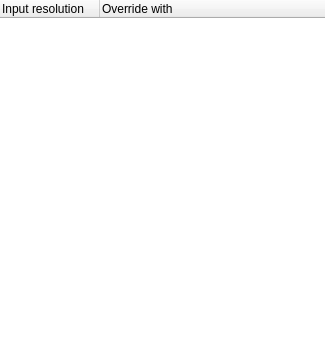
First picture: the form in src/display/qt/dialogs/ui/alias_dialog.ui, repository mrehkopf/vcs, before the edit.
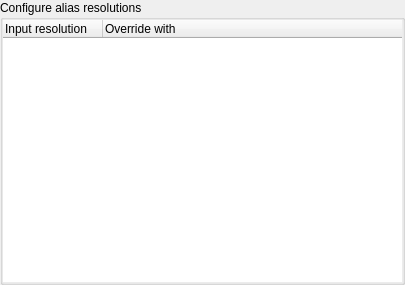
Second picture: the form after the edit.

Patch:
```diff
--- a/src/display/qt/dialogs/ui/alias_dialog.ui
+++ b/src/display/qt/dialogs/ui/alias_dialog.ui
@@ -6,8 +6,8 @@
    <rect>
     <x>0</x>
     <y>0</y>
-    <width>325</width>
-    <height>351</height>
+    <width>405</width>
+    <height>285</height>
    </rect>
   </property>
   <property name="sizePolicy">
@@ -16,27 +16,43 @@
     <verstretch>0</verstretch>
    </sizepolicy>
   </property>
-  <property name="windowTitle">
-   <string>VCS Aliases</string>
-  </property>
-  <layout class="QVBoxLayout" name="verticalLayout_2">
-   <property name="spacing">
-    <number>0</number>
-   </property>
-   <property name="leftMargin">
-    <number>0</number>
-   </property>
-   <property name="topMargin">
-    <number>0</number>
-   </property>
-   <property name="rightMargin">
-    <number>0</number>
-   </property>
-   <property name="bottomMargin">
-    <number>0</number>
-   </property>
-   <item>
     <layout class="QVBoxLayout" name="verticalLayout">
+   <property name="spacing">
+    <number>0</number>
+   </property>
+   <property name="leftMargin">
+    <number>0</number>
+   </property>
+   <property name="topMargin">
+    <number>0</number>
+   </property>
+   <property name="rightMargin">
+    <number>0</number>
+   </property>
+   <property name="bottomMargin">
+    <number>0</number>
+   </property>
+   <item>
+    <widget class="QGroupBox" name="groupBox">
+     <property name="title">
+      <string>Configure alias resolutions</string>
+     </property>
+     <layout class="QVBoxLayout" name="verticalLayout_2">
+      <property name="spacing">
+       <number>3</number>
+      </property>
+      <property name="leftMargin">
+       <number>0</number>
+      </property>
+      <property name="topMargin">
+       <number>0</number>
+      </property>
+      <property name="rightMargin">
+       <number>0</number>
+      </property>
+      <property name="bottomMargin">
+       <number>0</number>
+      </property>
      <item>
       <widget class="QTreeWidget" name="treeWidget_knownAliases">
        <property name="frameShape">
@@ -73,6 +89,7 @@
       </widget>
      </item>
     </layout>
+    </widget>
    </item>
   </layout>
  </widget>
```
Left out of the diff: 6 changed lines with no effect on the pictures. Lines whose indentation alone changed are shown as unchanged.
